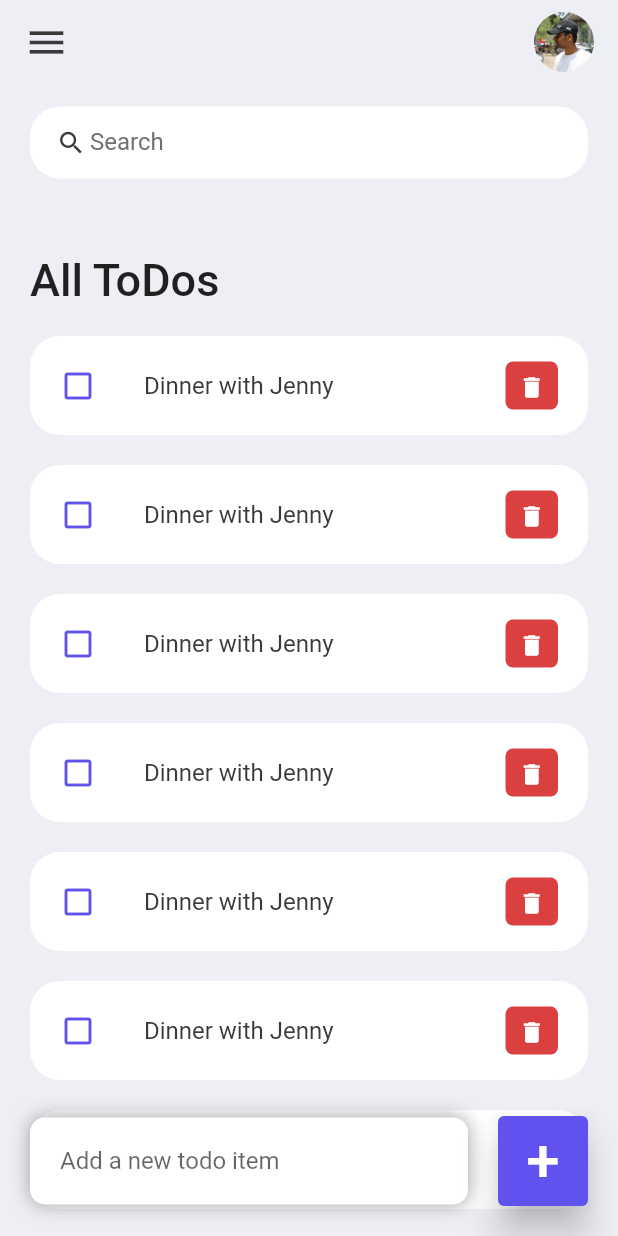
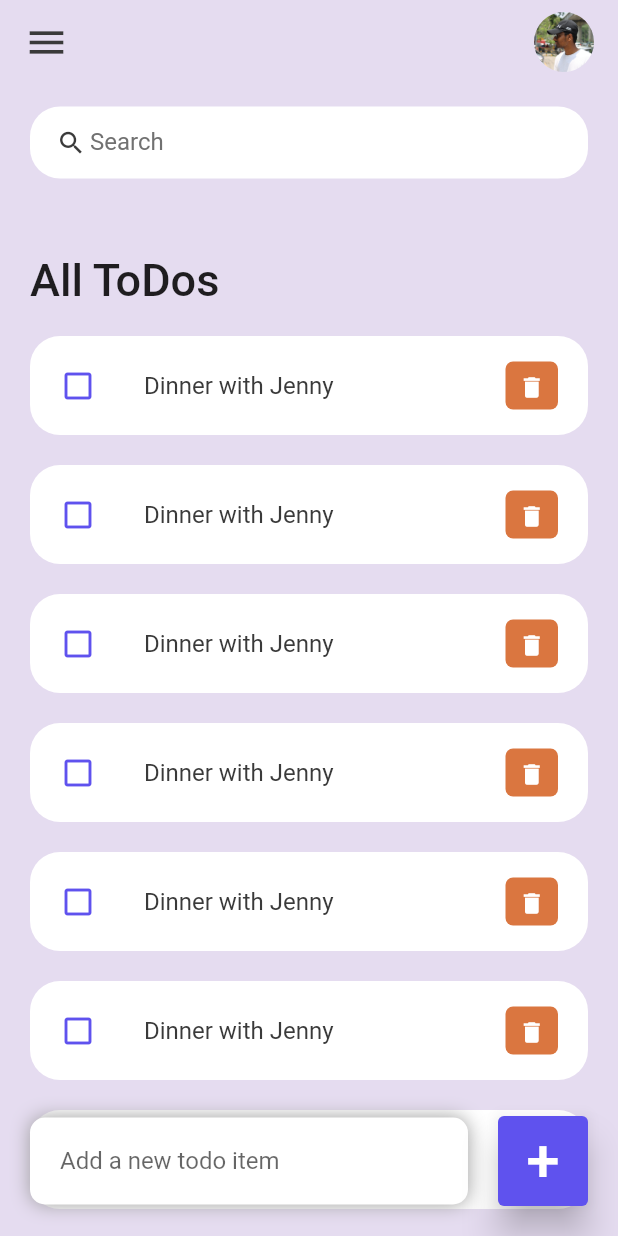
Before and after one commit to santosh-5/Todo---Application, a Flutter app: the screen it shows after launch, on a phone screen of 412 x 824 dp. Run offline on Flutter 3.47's test engine with Material 2 defaults, Android fonts, the phone set to English and light mode, and no system bars.

Commit message:
constants changes

```diff
--- a/lib/constants/colors.dart
+++ b/lib/constants/colors.dart
@@ -1,9 +1,9 @@
 import 'package:flutter/material.dart';
 
-const Color tdRed = Color(0xFFDA4040);
+const Color tdRed = Color.fromARGB(255, 218, 118, 64);
 const Color tdBlue = Color(0xFF5F52EE);
 
 const Color tdBlack = Color(0xFF3A3A3A);
 const Color tdGrey = Color(0xFF717171);
 
-const Color tdBGColor = Color(0xFFEEEFF5);
+const Color tdBGColor = Color(0xFFE5DCF0);
```
